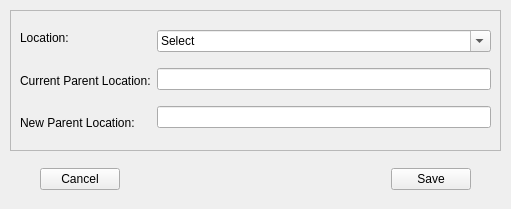
Before: the Qt Designer form GUI/guiTest/uiFiles/testModify.ui in aumanimationstudios/Grantha, drawn with Qt 5.
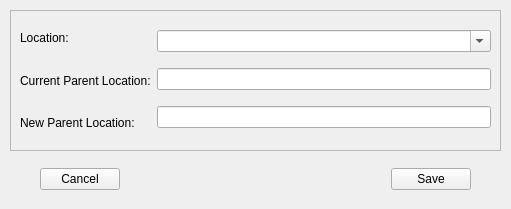
After: the same form once the commit is applied.

What changed in the file:
```diff
--- a/GUI/guiTest/uiFiles/testModify.ui
+++ b/GUI/guiTest/uiFiles/testModify.ui
@@ -61,11 +61,6 @@
         <property name="editable">
          <bool>true</bool>
         </property>
-        <item>
-         <property name="text">
-          <string>Select</string>
-         </property>
-        </item>
        </widget>
       </item>
       <item>
```
